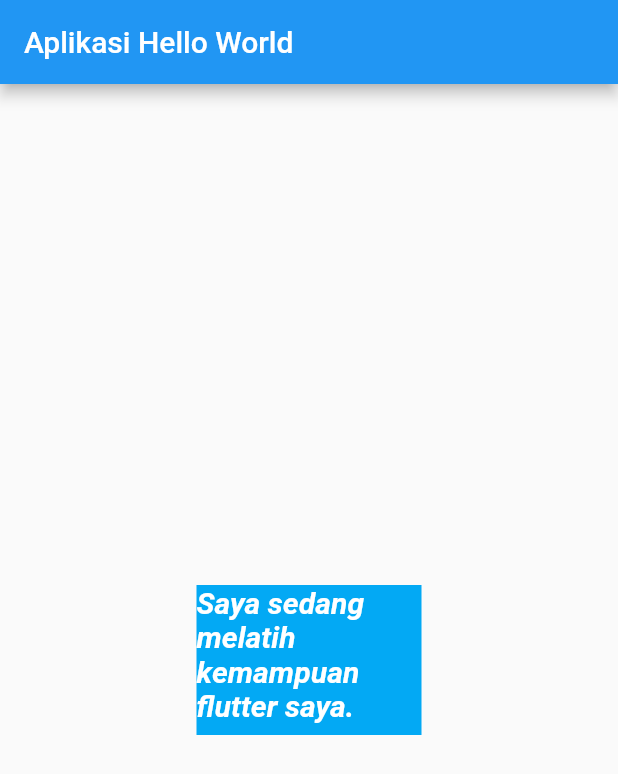
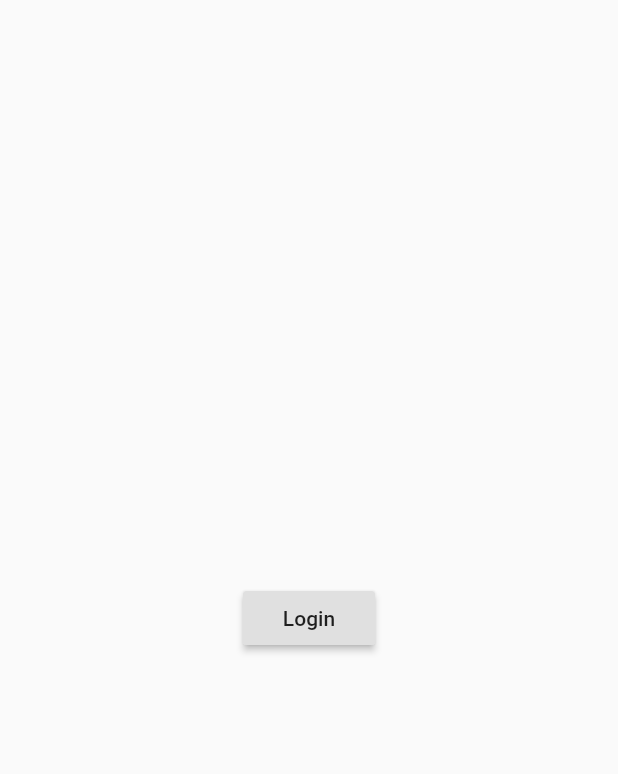
Before and after one commit to bagashyt/flutter_learndart, a Flutter app: the screen it shows after launch, on a phone screen of 412 x 824 dp. Shown: the top 774 px of the screen. Run offline on Flutter 3.47's test engine with Material 2 defaults, Android fonts, the phone set to English and light mode, and no system bars.

```diff
--- /dev/null
+++ b/lib/login_page.dart
@@ -0,0 +1,21 @@
+import 'package:flutter/material.dart';
+import 'package:flutter_learndart/main_page.dart';
+
+class LoginPage extends StatelessWidget {
+  @override
+  Widget build(BuildContext context) {
+    return Scaffold(
+      body: Center(
+        child: RaisedButton(
+          child: Text("Login"),
+          onPressed: () {
+            Navigator.pushReplacement(context,
+                MaterialPageRoute(builder: (context) {
+              return MainPage();
+            }));
+          },
+        ),
+      ),
+    );
+  }
+}
--- a/lib/main.dart
+++ b/lib/main.dart
@@ -1,4 +1,5 @@
 import 'package:flutter/material.dart';
+import 'package:flutter_learndart/login_page.dart';
 
 void main() {
   runApp(new MyApp());
@@ -8,24 +9,7 @@ class MyApp extends StatelessWidget {
   @override
   Widget build(BuildContext context) {
     return MaterialApp(
-      home: Scaffold(
-        appBar: AppBar(
-          title: Text("Aplikasi Hello World"),
-        ),
-        body: Center(
-            child: Container(
-                color: Colors.lightBlue,
-                width: 150,
-                height: 100,
-                child: Text(
-                  "Saya sedang melatih kemampuan flutter saya.",
-                  style: TextStyle(
-                      color: Colors.white,
-                      fontStyle: FontStyle.italic,
-                      fontWeight: FontWeight.w700,
-                      fontSize: 20),
-                ))),
-      ),
+      home: LoginPage(),
     );
   }
 }
```
Also changed, not shown: lib/main_page.dart (added, +23 -0 lines), lib/second_page.dart (added, +20 -0 lines).
